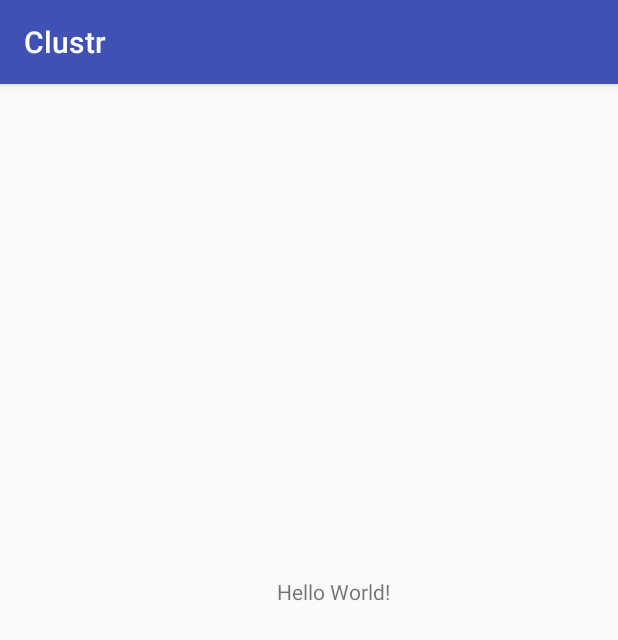
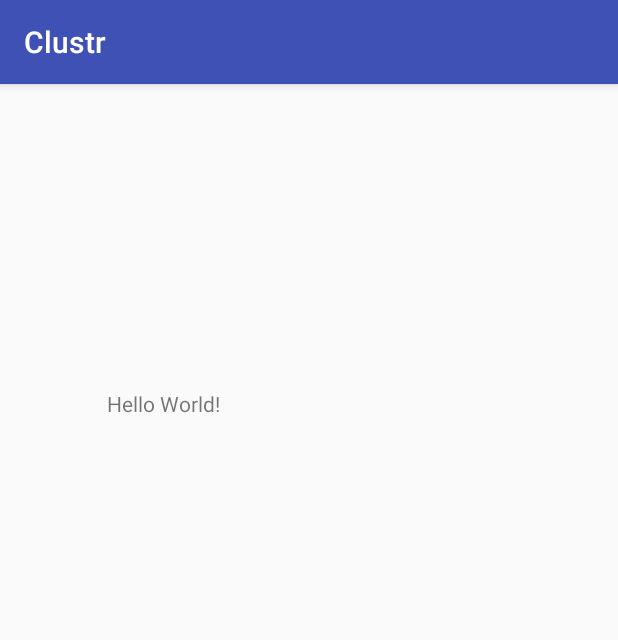
Before and after one commit to bernie830/Clustr, an Android app: the screen it shows after launch (HomeActivity), on a phone screen of 412 x 824 dp. Shown: the top 640 px of the screen. Run offline under Robolectric (Android 15) with nearby library versions, the light colour scheme and no system bars.

```diff
--- a/app/src/main/res/layout/activity_home.xml
+++ b/app/src/main/res/layout/activity_home.xml
@@ -11,10 +11,10 @@
         android:layout_height="wrap_content"
         android:text="Hello World!"
         app:layout_constraintBottom_toBottomOf="parent"
-        app:layout_constraintHorizontal_bias="0.548"
+        app:layout_constraintHorizontal_bias="0.211"
         app:layout_constraintLeft_toLeftOf="parent"
         app:layout_constraintRight_toRightOf="parent"
         app:layout_constraintTop_toTopOf="parent"
-        app:layout_constraintVertical_bias="0.439" />
+        app:layout_constraintVertical_bias="0.272" />
 
 </android.support.constraint.ConstraintLayout>
```
